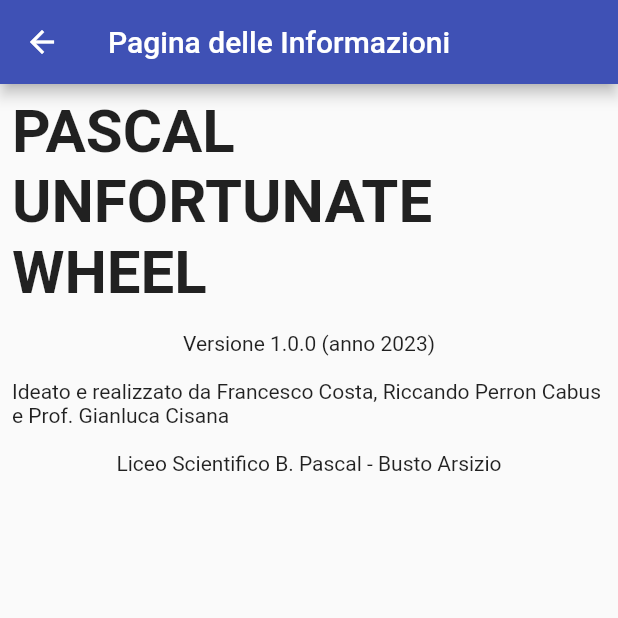
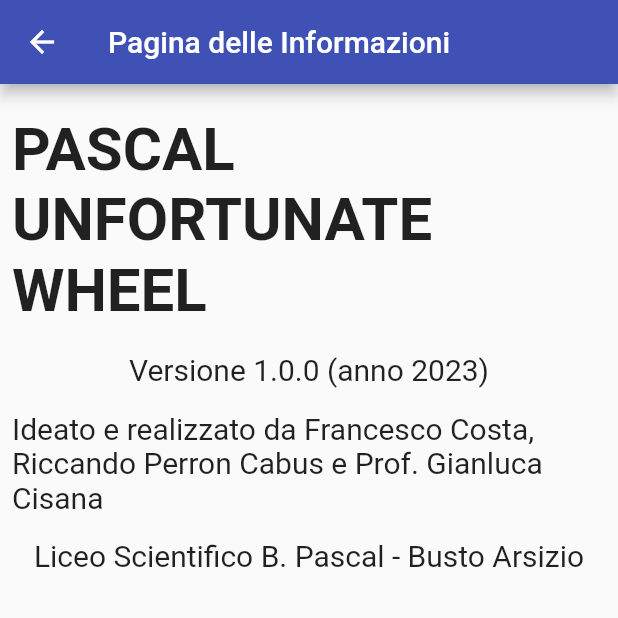
Before and after one commit to profgianluca/pascalunfortunatewheel, a Flutter app: the AboutPage screen opened by its route, on a phone screen of 412 x 824 dp, the top half of it. Run offline on Flutter 3.47's test engine with Material 2 defaults, Android fonts, the light colour scheme and no system bars; our stand-ins replace flutter_fortune_wheel, shared_preferences; accounts and stored records are empty; Roboto replaces fonts that are missing (Bold, Hind).

```diff
--- a/lib/AboutPage.dart
+++ b/lib/AboutPage.dart
@@ -13,7 +13,7 @@ class AboutPage extends StatelessWidget {
         children: [
           Center(
             child: Padding(
-              padding: const EdgeInsets.all(8.0),
+              padding: const EdgeInsets.fromLTRB(8.0, 20.0, 8.0, 10.0),
               child: Text(
                 'PASCAL UNFORTUNATE WHEEL',
                 style: TextStyle(fontWeight: FontWeight.bold, fontSize: 40),
@@ -23,22 +23,34 @@ class AboutPage extends StatelessWidget {
           Center(
             child: Padding(
               padding: const EdgeInsets.all(8.0),
-              child: Text('Versione 1.0.0 (anno 2023)'),
+              child: Text(
+                'Versione 1.0.0 (anno 2023)',
+                style: TextStyle(fontSize: 20),
+              ),
             ),
           ),
           Center(
             child: Padding(
               padding: const EdgeInsets.all(8.0),
               child: Text(
-                  'Ideato e realizzato da Francesco Costa, Riccando Perron Cabus e Prof. Gianluca Cisana'),
+                'Ideato e realizzato da Francesco Costa, Riccando Perron Cabus e Prof. Gianluca Cisana',
+                style: TextStyle(fontSize: 20),
+              ),
             ),
           ),
           Center(
             child: Padding(
               padding: const EdgeInsets.all(8.0),
-              child: Text('Liceo Scientifico B. Pascal - Busto Arsizio'),
+              child: Text(
+                'Liceo Scientifico B. Pascal - Busto Arsizio',
+                style: TextStyle(fontSize: 20),
+              ),
             ),
           ),
+          // Center(child: Padding(
+          //   padding: ,
+          //   child: ,
+          // ),)
         ],
       ),
     );
--- a/lib/NewWheelScreen.dart
+++ b/lib/NewWheelScreen.dart
@@ -143,6 +143,7 @@ class _NewWheelScreenState extends State<NewWheelScreen> {
                               listastudenti = [
                                 'Leonardo',
                                 'Diana',
+                                'Sofia B.',
                                 'Gabriele',
                                 'Caterina',
                                 'Emma',
--- a/pubspec.yaml
+++ b/pubspec.yaml
@@ -39,6 +39,7 @@ dependencies:
   flutter_fortune_wheel: ^1.2.0
   shared_preferences: ^2.0.15
   flutter_launcher_icons: ^0.11.0
+  url_launcher: ^6.1.9
 
 dev_dependencies:
   flutter_launcher_icons: "^0.11.0"
```
Also changed, not shown: pubspec.lock.
